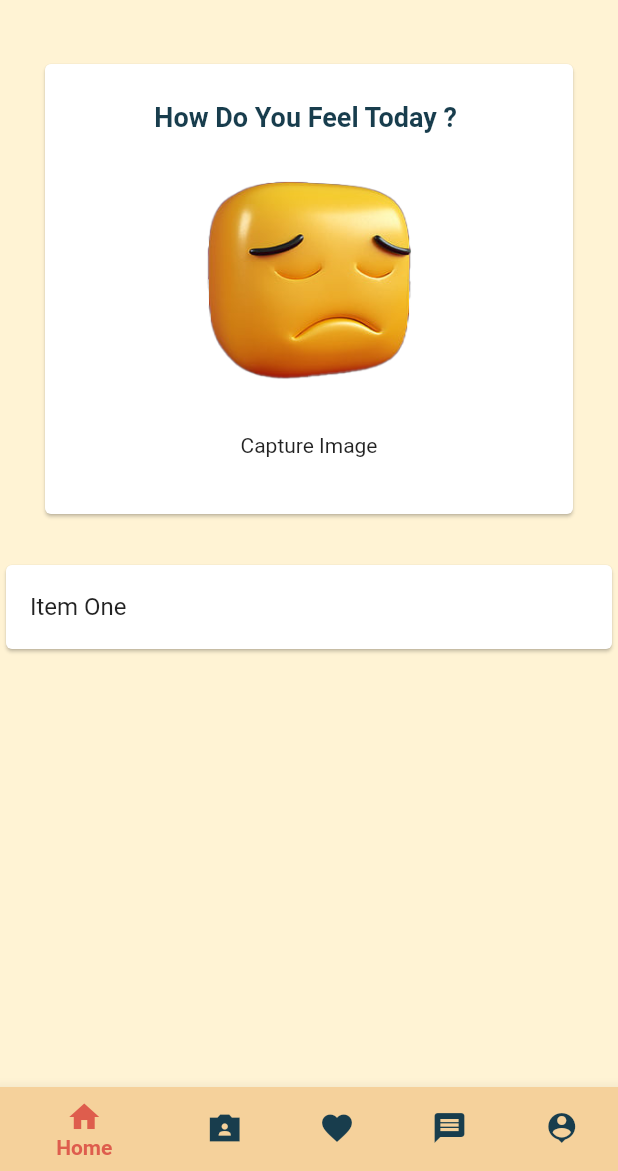
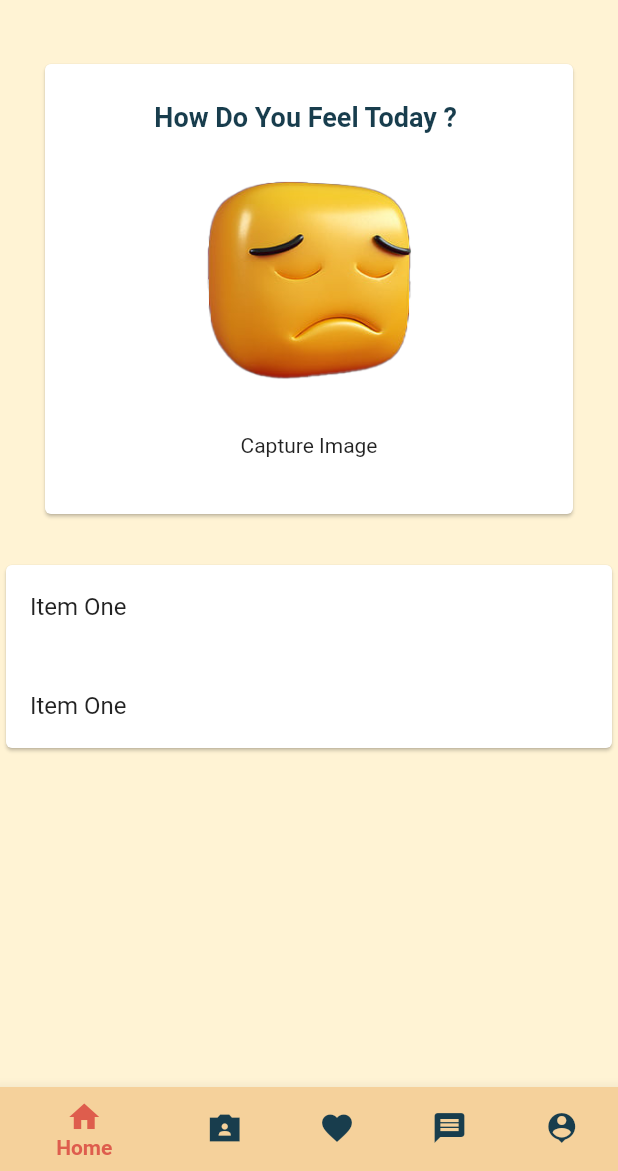
Before and after one commit to TharinduWeerasinghe/FYP_EMuTheraphy_app, a Flutter app: the screen it shows after launch, on a phone screen of 412 x 824 dp, the part 65-1236 px from its top. Run offline on Flutter 3.47's test engine with Material 2 defaults, Android fonts, the light colour scheme and no system bars; our stand-ins replace device_preview; missing offline and left inert: dart:ffi.

Commit message:
update list items

```diff
--- a/lib/screens/home_tab_screen.dart
+++ b/lib/screens/home_tab_screen.dart
@@ -40,12 +40,21 @@ class HomeTab extends StatelessWidget {
             ),
           ),
           Card(
-            child: ListTile(
-              title: Text("Item One"),
-            ),
+            child: Column(
+              children: [
+                ListTile(
+                  title: Text("Item One"),
+                ),
+                SizedBox(
+                  height: 10.0,
+                ),
+                ListTile(
+                title: Text("Item One"),
+                ),
+          ],
           )
-        ],
       )
+    ]),
     );
   }
 }
```
